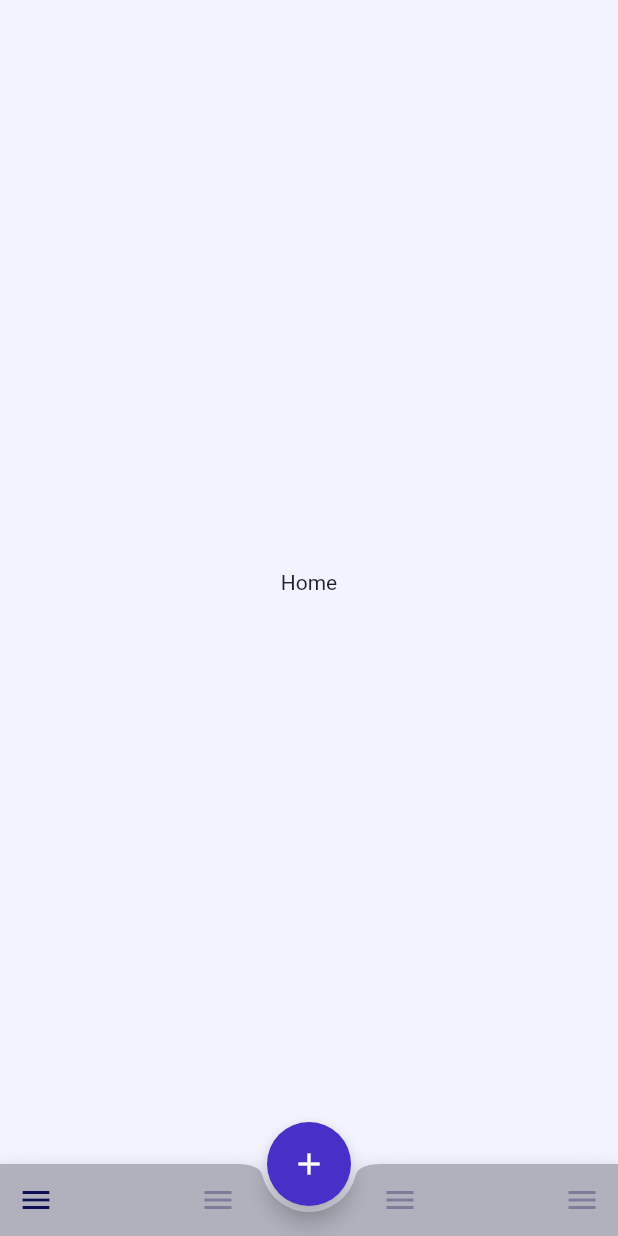
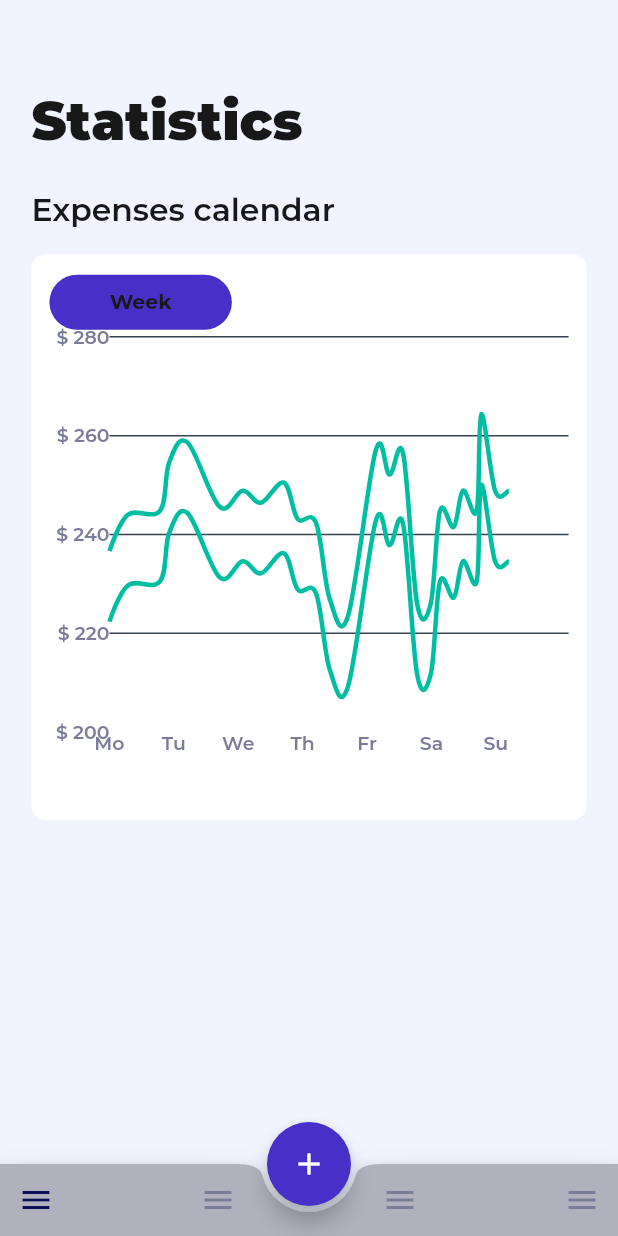
Before and after one commit to Ipilot7/wallefy, a Flutter app: the screen it shows after launch, on a phone screen of 412 x 824 dp. Run offline on Flutter 3.47's test engine with Material 2 defaults, Android fonts, the phone set to English and light mode, and no system bars; drawn by our look-alikes of fl_chart; our stand-ins replace auto_size_text, dartz, dio, equatable, flutter_screenutil, flutter_svg and 6 more; missing offline and left inert: circular_seek_bar; accounts and stored records are empty.

Commit message:
added statistics oage part

```diff
--- a/lib/common/app_colors.dart
+++ b/lib/common/app_colors.dart
@@ -8,7 +8,13 @@ class AppColors {
   static Color blue2 = const Color(0xff0D0E56);
   static Color blue3 = const Color(0xff007AFF);
   static Color grey = const Color(0xff7B7C98);
+  static Color gridTextColor = const Color(0xff7B7C98);
   static const Color red = Color(0xffF33720);
   static Color unActiveButton = const Color(0xffB1B1BE);
   static Color green = const Color(0xff00BEA1);
+
+
+
+
+
 }
--- a/lib/common/app_text_style.dart
+++ b/lib/common/app_text_style.dart
@@ -279,6 +279,12 @@ abstract class AppTextStyles {
       fontStyle: FontStyle.normal,
       fontSize: 13.sp,
       color: AppColors.black);
+  static TextStyle body13w7 = TextStyle(
+      fontFamily: fontFamily,
+      fontWeight: FontWeight.w700,
+      fontStyle: FontStyle.normal,
+      fontSize: 13.sp,
+      color: AppColors.black);
   static TextStyle body13w4 = TextStyle(
       fontFamily: fontFamily,
       fontWeight: FontWeight.w400,
@@ -431,6 +437,12 @@ abstract class AppTextStyles {
       fontStyle: FontStyle.normal,
       fontSize: 29.sp,
       color: AppColors.black);
+  static TextStyle body24w6 = TextStyle(
+      fontFamily: fontFamily,
+      fontWeight: FontWeight.w600,
+      fontStyle: FontStyle.normal,
+      fontSize: 24.sp,
+      color: AppColors.black);
 
   static TextStyle body24wB = TextStyle(
       fontFamily: fontFamily,
@@ -479,6 +491,12 @@ abstract class AppTextStyles {
       fontStyle: FontStyle.normal,
       fontSize: 32.sp,
       color: AppColors.black);
+  static TextStyle body34w8 = TextStyle(
+      fontFamily: fontFamily,
+      fontWeight: FontWeight.w800,
+      fontStyle: FontStyle.normal,
+      fontSize: 34.sp,
+      color: AppColors.black);
 
   static TextStyle body22w5 = TextStyle(
       fontFamily: fontFamily,
--- a/lib/common/locale_data.dart
+++ b/lib/common/locale_data.dart
@@ -1,4 +1,7 @@
 import 'package:flutter/material.dart';
+import 'package:wallefy/fuatures/statistics/precentation/pages/statistics_page.dart';
+
+import '../fuatures/statistics/precentation/widgets/custom_line_chart.dart';
 
 List<String> menuNames = ['Home', 'Income outcome', 'Statistics', 'Tips'];
 List<Widget> bottomIcons = [
@@ -14,10 +17,38 @@ List<Widget> pages = [
   const Center(
     child: Text('Income outcome'),
   ),
-  const Center(
-    child: Text('Statistics'),
-  ),
+  StatisticsPage(),
+
   const Center(
     child: Text('Tips'),
   ),
 ];
+
+
+List<Coordinate> listCoordinate = [
+  Coordinate(0, 55),
+  Coordinate(4, 46),
+  Coordinate(11, 45),
+  Coordinate(13, 33),
+  Coordinate(17, 28),
+  Coordinate(24, 44),
+  Coordinate(29, 40),
+  Coordinate(33, 43),
+  Coordinate(38, 38),
+  Coordinate(41, 47),
+  Coordinate(45, 48),
+  Coordinate(48, 67),
+  Coordinate(52, 71),
+  Coordinate(58, 30),
+  Coordinate(61, 36),
+  Coordinate(64, 31),
+  Coordinate(67, 68),
+  Coordinate(70, 68),
+  Coordinate(72, 45),
+  Coordinate(75, 49),
+  Coordinate(77, 40),
+  Coordinate(80, 45),
+  Coordinate(81, 21),
+  Coordinate(84, 40),
+  Coordinate(87, 40),
+];
--- a/lib/fuatures/main_page/presentation/pages/main_page.dart
+++ b/lib/fuatures/main_page/presentation/pages/main_page.dart
@@ -12,7 +12,7 @@ class MainPage extends StatefulWidget {
 
 class _MainPageDemoState extends State<MainPage> {
   int selectedIndex = 0;
-  PageController controller = PageController();
+  PageController controller = PageController(initialPage: 2);
 
   nextPage(int index) {
     selectedIndex = index;
--- /dev/null
+++ b/lib/fuatures/statistics/precentation/pages/statistics_page.dart
@@ -0,0 +1,73 @@
+import 'package:flutter/material.dart';
+import 'package:flutter_screenutil/flutter_screenutil.dart';
+import 'package:wallefy/common/app_text_style.dart';
+
+import '../../../../common/app_colors.dart';
+import '../../../../common/locale_data.dart';
+import '../widgets/custom_line_chart.dart';
+
+class StatisticsPage extends StatelessWidget {
+  const StatisticsPage({super.key});
+
+  @override
+  Widget build(BuildContext context) {
+    return Scaffold(
+      backgroundColor: AppColors.backgroud,
+      body: Container(
+        padding: EdgeInsets.symmetric(horizontal: 20.w),
+        child: ListView(
+          padding: EdgeInsets.symmetric(vertical: 60.h),
+          children: [
+            Text('Statistics', style: AppTextStyles.body34w8),
+            Padding(
+              padding: EdgeInsets.only(top: 27.h, bottom: 17.h),
+              child: Text('Expenses calendar', style: AppTextStyles.body20w7),
+            ),
+            Container(
+              height: 390.h,
+              padding: EdgeInsets.symmetric(horizontal: 12, vertical: 14.h),
+              alignment: Alignment.center,
+              decoration: BoxDecoration(
+                color: AppColors.white,
+                borderRadius: BorderRadius.circular(10.r),
+              ),
+              child: Column(
+                children: [
+                  Row(
+                    children: [
+                      Container(
+                        height: 38.h,
+                        width: 116.w,
+                        alignment: Alignment.center,
+                        decoration: BoxDecoration(
+                          color: AppColors.blue,
+                          borderRadius: BorderRadius.circular(50.r),
+                        ),
+                        child: Text(
+                          'Week',
+                          style: AppTextStyles.body13w7,
+                        ),
+                      )
+                    ],
+                  ),
+                  SizedBox(
+                    height: 300.h,
+                    child: CustomLineChart(
+                      height: 285,
+                      width: 340.w,
+                      listCoordinates: listCoordinate,
+                      colorBorder: AppColors.green,
+                      borderWidth: 3,
+                      bgGrid: true,
+                      showLongPress: true,
+                    ),
+                  ),
+                ],
+              ),
+            ),
+          ],
+        ),
+      ),
+    );
+  }
+}
--- /dev/null
+++ b/lib/fuatures/statistics/precentation/widgets/custom_line_chart.dart
@@ -0,0 +1,225 @@
+import 'package:fl_chart/fl_chart.dart';
+import 'package:flutter/material.dart';
+
+import '../../../../common/app_colors.dart';
+import '../../../../common/app_text_style.dart';
+
+// ignore: must_be_immutable
+class CustomLineChart extends StatefulWidget {
+  CustomLineChart({
+    required this.listCoordinates,
+    this.height,
+    this.width,
+    this.colorBorder,
+    this.borderWidth,
+    this.bgGrid,
+    this.showLongPress,
+    super.key,
+  });
+
+  List<Coordinate> listCoordinates;
+  double? height;
+  double? width;
+  Color? colorBorder;
+  double? borderWidth;
+  bool? bgGrid;
+  bool? showLongPress;
+
+  @override
+  State<CustomLineChart> createState() => _CustomLineChartState();
+}
+
+class _CustomLineChartState extends State<CustomLineChart> {
+  bool visibleTouchDate = false;
+
+  @override
+  Widget build(BuildContext context) {
+    bool show = widget.showLongPress ?? false;
+
+    widget.height = widget.height ?? 20;
+    widget.width = widget.width ?? 40;
+    return LineChart(
+      LineChartData(
+        lineTouchData: show
+            ? LineTouchData(
+                enabled: true,
+                touchCallback: (event, touchResponse) {
+                  if (event is FlLongPressStart) {
+                    setState(() {
+                      visibleTouchDate = true;
+                    });
+                  }
+                  if (event is FlLongPressEnd) {
+                    setState(() {
+                      visibleTouchDate = false;
+                    });
+                  }
+                },
+                handleBuiltInTouches: true,
+                touchTooltipData: LineTouchTooltipData(
+                  tooltipBgColor: Colors.blueGrey.withOpacity(0.8),
+                ),
+              )
+            : const LineTouchData(enabled: false),
+        gridData: FlGridData(
+          show: widget.bgGrid ?? false,
+          horizontalInterval: 70,
+          drawVerticalLine: false,
+          getDrawingHorizontalLine: (value) {
+            return FlLine(
+              color: const Color(0xff37434d),
+              strokeWidth: 1,
+            );
+          },
+        ),
+        titlesData: FlTitlesData(
+          show: widget.bgGrid ?? false,
+          rightTitles: AxisTitles(
+            sideTitles: SideTitles(showTitles: false),
+          ),
+          leftTitles: AxisTitles(
+            sideTitles: SideTitles(
+              showTitles: true,
+              interval: 70,
+              getTitlesWidget: leftTitleWidgets,
+              reservedSize: 40,
+            ),
+          ),
+          bottomTitles: AxisTitles(
+            sideTitles: SideTitles(
+              showTitles: true,
+              getTitlesWidget: bottomTitleWidgets,
+            ),
+          ),
+          topTitles: AxisTitles(
+            sideTitles: SideTitles(showTitles: false),
+          ),
+        ),
+        borderData: FlBorderData(
+          show: false,
+          border: Border.all(
+            color: const Color(0xff37434d),
+          ),
+        ),
+        minX: 0,
+        maxX: widget.width!.toDouble(),
+        minY: 0,
+        maxY: widget.height!.toDouble(),
+        lineBarsData: [
+          LineChartBarData(
+            // lin
+
+            spots: List.generate(
+              widget.listCoordinates.length,
+              (index) {
+                return FlSpot(
+                  widget.width! * (widget.listCoordinates[index].x) / 100,
+                  widget.height! *
+                      (100 - widget.listCoordinates[index].y) /
+                      100,
+                );
+              },
+            ),
+            color: widget.colorBorder ?? Colors.white,
+            isCurved: true,
+            // isStrokeCapRound: true,
+            barWidth: widget.borderWidth ?? 1.2,
+            dotData: const FlDotData(
+              show: false,
+            ),
+          ),
+          LineChartBarData(
+            // lin
+
+            spots: List.generate(
+              widget.listCoordinates.length,
+              (index) {
+                return FlSpot(
+                  widget.width! * (widget.listCoordinates[index].x) / 100,
+                  (widget.height! *
+                          (100 - widget.listCoordinates[index].y) /
+                          100) -
+                      50,
+                );
+              },
+            ),
+            color: widget.colorBorder ?? Colors.white,
+            isCurved: true,
+            // isStrokeCapRound: true,
+            barWidth: widget.borderWidth ?? 1.2,
+            dotData: const FlDotData(
+              show: false,
+            ),
+          ),
+        ],
+      ),
+    );
+  }
+
+  Widget bottomTitleWidgets(double value, TitleMeta meta) {
+    TextStyle style = AppTextStyles.body12w6.copyWith(color: AppColors.grey);
+    String text;
+    switch (value.toInt()) {
+      case 0:
+        text = "Mo";
+        break;
+      case 50:
+        text = 'Tu';
+        break;
+      case 100:
+        text = 'We';
+        break;
+      case 150:
+        text = 'Th';
+        break;
+      case 200:
+        text = 'Fr';
+        break;
+      case 250:
+        text = 'Sa';
+        break;
+      case 300:
+        text = 'Su';
+        break;
+      default:
+        return Container();
+    }
+
+    return Text(text, style: style, textAlign: TextAlign.right);
+  }
+
+  Widget leftTitleWidgets(double value, TitleMeta meta) {
+    TextStyle style = AppTextStyles.body12w6.copyWith(color: AppColors.grey);
+    String text;
+    switch (value.toInt()) {
+      case 0:
+        text = "\$ 200 ";
+        break;
+      case 70:
+        text = '\$ 220 ';
+        break;
+      case 140:
+        text = '\$ 240 ';
+        break;
+      case 210:
+        text = '\$ 260 ';
+        break;
+      case 280:
+        text = '\$ 280 ';
+        break;
+
+      default:
+        return Container();
+    }
+
+    return Text(text, style: style, textAlign: TextAlign.right);
+  }
+}
+
+class Coordinate {
+  Coordinate(this.x, this.y);
+  double x;
+  double y;
+}
+
+enum StateGradient { top, topLeft }
--- /dev/null
+++ b/lib/fuatures/statistics/precentation/widgets/custom_progress_indicator.dart
@@ -0,0 +1,56 @@
+import 'package:circular_seek_bar/circular_seek_bar.dart';
+import 'package:flutter/material.dart';
+import 'package:flutter_screenutil/flutter_screenutil.dart';
+
+import '../../../../common/app_text_style.dart';
+
+
+class CustomProgressIndicator extends StatelessWidget {
+  const CustomProgressIndicator({
+    super.key,
+    required this.color,
+    required this.value,
+    required this.name,
+  });
+  final Color color;
+  final int value;
+  final String name;
+
+  @override
+  Widget build(BuildContext context) {
+    return CircularSeekBar(
+      width: 90.h,
+      height: 75.h,
+      progress: value.toDouble(),
+      barWidth: 5,
+      startAngle: 60,
+      sweepAngle: 240,
+      maxProgress: 100,
+      trackColor: color.withOpacity(.21),
+      progressColor: color,
+      animation: true,
+      interactive: false,
+      child: Align(
+        alignment: Alignment.bottomCenter,
+        child: Column(
+          mainAxisSize: MainAxisSize.min,
+          mainAxisAlignment: MainAxisAlignment.end,
+          children: [
+            Text(
+              value.toString(),
+              style: AppTextStyles.body24w6.copyWith(
+                color: color,
+              ),
+            ),
+            Text(
+              name,
+              style: AppTextStyles.body10w6.copyWith(
+                color: color,
+              ),
+            ),
+          ],
+        ),
+      ),
+    );
+  }
+}
```
Also changed, not shown: pubspec.yaml (+24 -40 lines), pubspec.lock, 1 other file.
